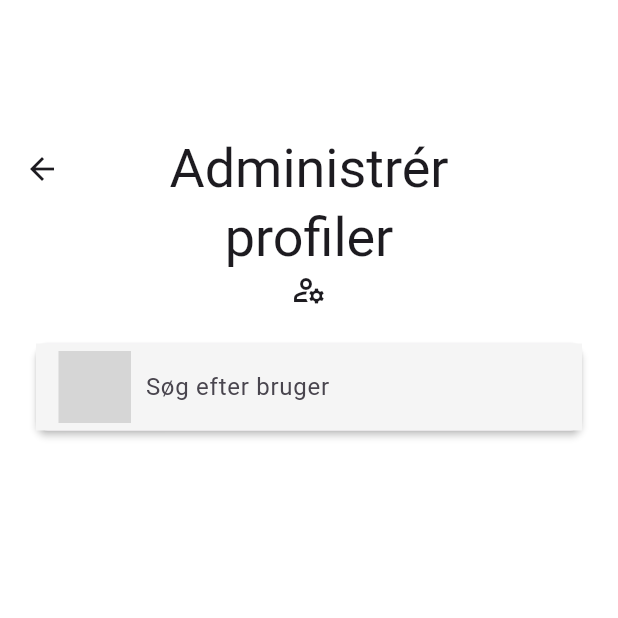
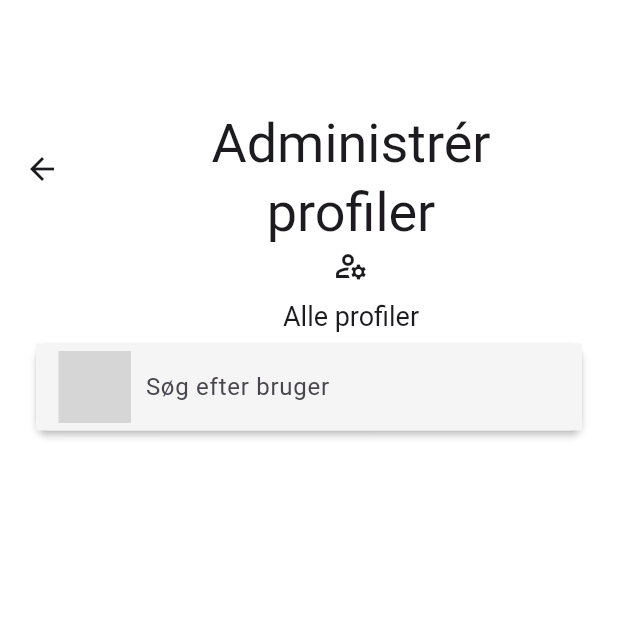
Before and after one commit to aau-giraf/foodplanner, a Flutter app: the AdminAllProfiles screen opened directly, on a phone screen of 412 x 824 dp, the top half of it. Run offline on Flutter 3.47's test engine with Material 3 defaults, Android fonts, the light colour scheme and no system bars; our stand-ins replace camera, dropdown_button2, flutter_advanced_switch, flutter_secure_storage, go_router, image_picker and 1 more; missing offline and left inert: flutter_advanced_segment, flutter_sficon, openapi_generator_annotations; accounts and stored records are empty; network calls fail; grey boxes are pictures that could not be loaded.

Commit message:
insert "all profiles" on the one site

```diff
--- a/foodplanner/lib/pages/admin/profiles/admin_all_profiles.dart
+++ b/foodplanner/lib/pages/admin/profiles/admin_all_profiles.dart
@@ -158,6 +158,17 @@ class _AdminAllProfilesState extends State<AdminAllProfiles> {
               Icon(
                 Icons.manage_accounts_outlined,
               ),
+              SizedBox(height: 10),
+              Row(
+                mainAxisAlignment: MainAxisAlignment.center,
+                children: [
+                  Text(
+                    'Alle profiler',
+                    style: TextStyle(fontSize: 18),
+                    textAlign: TextAlign.center,
+                  ),
+                ],
+              )
             ],
           ),
         ),
```
